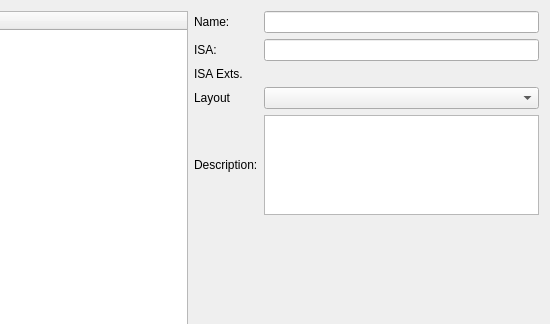
This is src/processorselectiondialog.ui in zfwk1992/open-soc-explorer as Qt 5 draws it before an edit; both pictures show x 168 to 718 and y 0 to 324 of the 718 by 431 pixel window. The edited form follows.
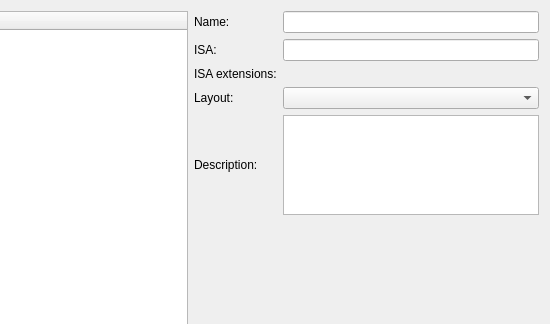
This is the edited form. Custom widgets are drawn as their Qt base class.

What changed in the file:
```diff
--- a/src/processorselectiondialog.ui
+++ b/src/processorselectiondialog.ui
@@ -61,7 +61,7 @@
            <item row="3" column="0">
             <widget class="QLabel" name="label_4">
              <property name="text">
-              <string>Layout</string>
+              <string>Layout:</string>
              </property>
             </widget>
            </item>
@@ -113,7 +113,7 @@
            <item row="2" column="0">
             <widget class="QLabel" name="label_5">
              <property name="text">
-              <string>ISA Exts.</string>
+              <string>ISA extensions:</string>
              </property>
             </widget>
            </item>
```
Left out of the diff: 17 changed lines with no effect on the pictures.
